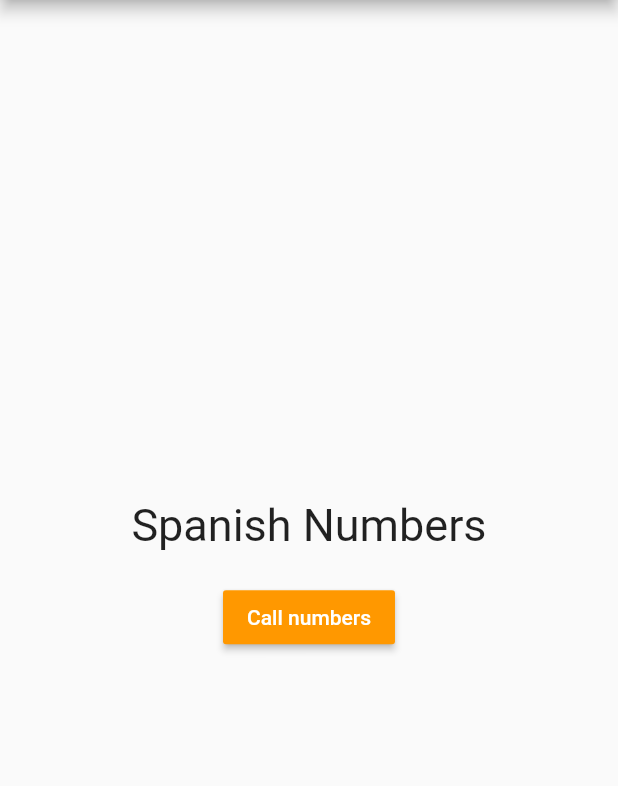
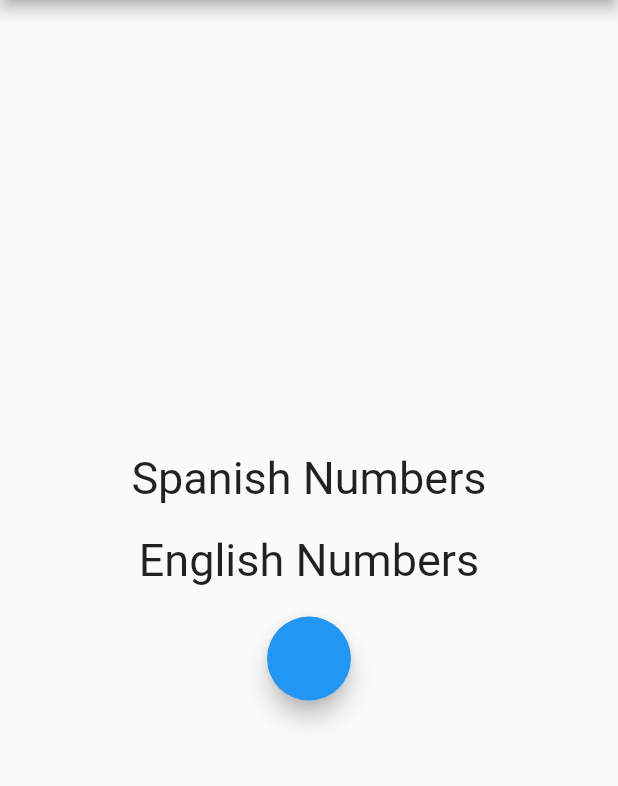
Before and after one commit to subinas98/flutter3, a Flutter app: the screen it shows after launch, on a phone screen of 412 x 824 dp, the part 84-870 px from its top. Run offline on Flutter 3.47's test engine with Material 2 defaults, Android fonts, the light colour scheme and no system bars.

Commit message:
action button

```diff
--- a/my_stateful/lib/main.dart
+++ b/my_stateful/lib/main.dart
@@ -16,19 +16,34 @@ class MyButton extends StatefulWidget{
 }
 
 class MyButtonState extends State<MyButton>{
-  int counter = 0;
+
+  int Scounter = 0;
   List<String> SpanishNumbers = [
     "Uno", "Dos", "Tres", "Cautro", "Cinco", "Seis", "Siete", "Ocho", "Nueve", "Dietz"
   ];
-  String DefaultText = "Spanish Numbers";
+  String DefaultspanishText = "Spanish Numbers";
+
+  int Ecounter = 0;
+  List<String> EnglishNumbers =[
+   "One", "Two", "Three", "Four", "Five", "Six", "Seven", "Eight", "Nine", "Ten"
+  ];
+  String DefaultenglishText = "English Numbers";
 
   void displaynumbers(){
     setState(() {
-      DefaultText = SpanishNumbers[counter];
-      if (counter < 9) {
-        counter++;
+      DefaultspanishText = SpanishNumbers[Scounter];
+      if (Scounter < 9) {
+        Scounter++;
       } else {
-        counter = 0;
+        Scounter = 0;
+      }
+    });
+    setState(() {
+      DefaultenglishText = EnglishNumbers[Ecounter];
+      if (Ecounter < 9) {
+        Ecounter++;
+      } else {
+        Ecounter = 0;
       }
     });
   }
@@ -45,12 +60,15 @@ class MyButtonState extends State<MyButton>{
           child: Column(
             mainAxisAlignment: MainAxisAlignment.center,
             children: <Widget> [
-              Text(DefaultText, style: TextStyle(fontSize: 30.0)),
+
+              Text(DefaultspanishText, style: TextStyle(fontSize: 30.0)),
               Padding(padding: EdgeInsets.all(10.0),),
-              MaterialButton(
-                child: Text('Call numbers', style: TextStyle(color: Colors.white),),
+
+              Text(DefaultenglishText, style: TextStyle(fontSize: 30.0)),
+              Padding(padding: EdgeInsets.all(10.0),),
+
+              FloatingActionButton(
                 onPressed: displaynumbers,
-                color: Colors.orange,
               ),
             ],
           ),
```
